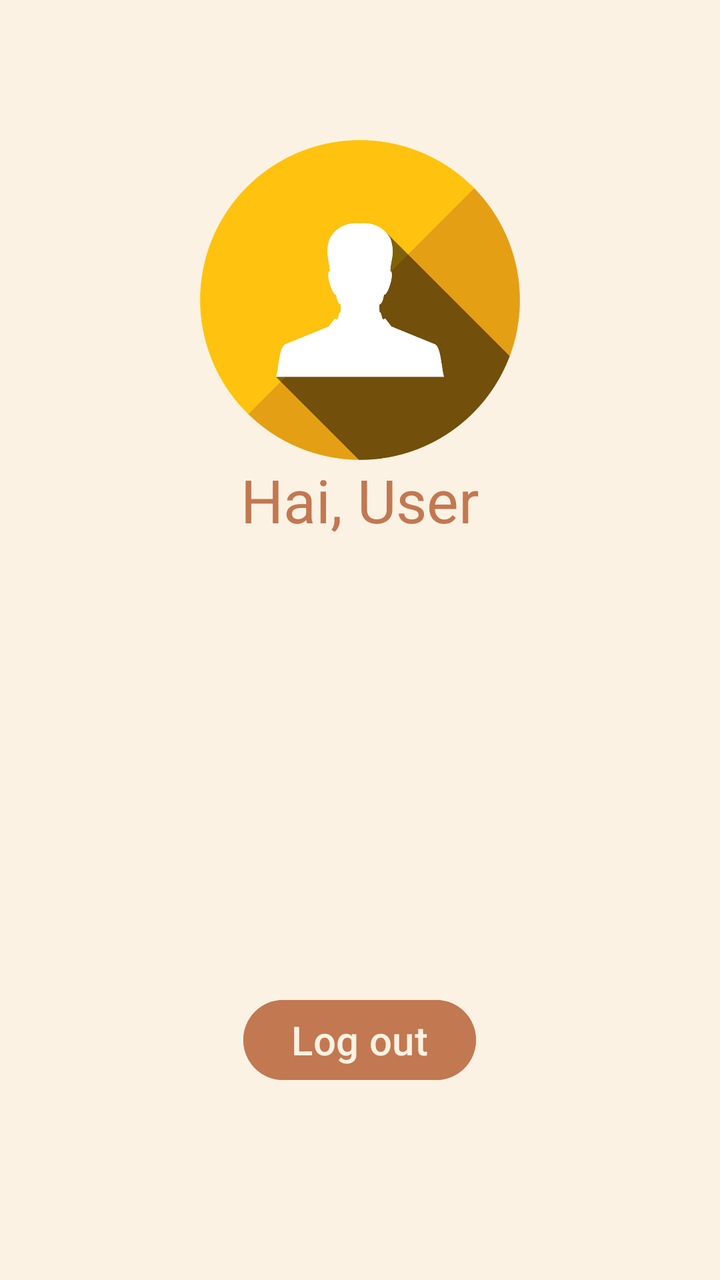
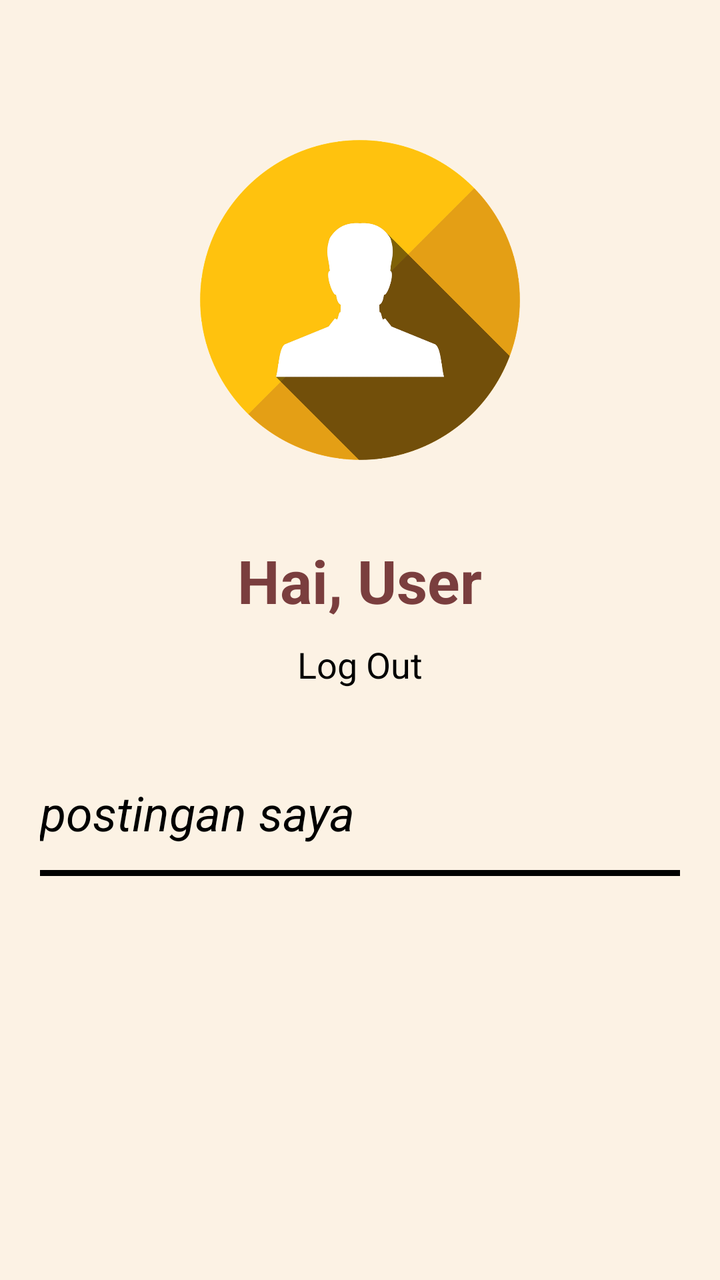

Two renders of the same Android screen: before a commit and after it. Below are the layout's source before the change and the commit's diff.
<!-- AndroidManifest.xml: application theme Theme.Food_Recipe_App -->
<!-- res/layout/fragment_profile_.xml -->
<?xml version="1.0" encoding="utf-8"?>
<FrameLayout xmlns:android="http://schemas.android.com/apk/res/android"
    xmlns:tools="http://schemas.android.com/tools"
    android:layout_width="match_parent"
    android:layout_height="match_parent"
    android:background="#fcf2e4"
    tools:context=".Profile_Fragment">

    <TextView
        android:id="@+id/TextViewUsername"
        android:layout_width="wrap_content"
        android:layout_height="wrap_content"
        android:layout_gravity="center"
        android:layout_marginTop="20dp"
        android:layout_marginBottom="90dp"
        android:text="Hai, User"
        android:textColor="#c27851"
        android:textSize="30dp" />

    <ImageView
        android:id="@+id/GambarProfil"
        android:layout_width="200dp"
        android:layout_height="200dp"
        android:layout_marginTop="50dp"
        android:layout_gravity="center_horizontal"
        android:src="@drawable/desaintanpa" />

    <Button
        android:id="@+id/BtnLogout"
        android:layout_width="wrap_content"
        android:layout_height="wrap_content"
        android:layout_gravity="center"
        android:layout_marginTop="200dp"
        android:backgroundTint="#c27851"
        android:text="Log out"
        android:textColor="#fcf2e4"
        android:textSize="20dp" />
</FrameLayout>
<!-- resources referenced by this layout -->
<resources>
  <!-- drawable desaintanpa: png bitmap (drawable, 99988 bytes) -->
  <style name="Theme.Food_Recipe_App" parent="Base.Theme.Food_Recipe_App" />
  <style name="Base.Theme.Food_Recipe_App" parent="Theme.Material3.DayNight.NoActionBar">
          
          
      </style>
</resources>

<!-- the commit's change to res/layout/fragment_profile_.xml (unified diff, before → after) -->
@@ -6,33 +6,65 @@
     android:background="#fcf2e4"
     tools:context=".Profile_Fragment">
 
+    
+    <ImageView
+        android:id="@+id/GambarProfil"
+        android:layout_width="200dp"
+        android:layout_height="200dp"
+        android:layout_gravity="center_horizontal"
+        android:layout_marginTop="50dp"
+        android:src="@drawable/desaintanpa" />
+
+    
     <TextView
         android:id="@+id/TextViewUsername"
         android:layout_width="wrap_content"
         android:layout_height="wrap_content"
-        android:layout_gravity="center"
-        android:layout_marginTop="20dp"
-        android:layout_marginBottom="90dp"
+        android:layout_gravity="center_horizontal"
+        android:layout_marginTop="270dp"
         android:text="Hai, User"
-        android:textColor="#c27851"
-        android:textSize="30dp" />
+        android:textColor="#7A3E3E"
+        android:textSize="30sp"
+        android:textStyle="bold" />
 
-    <ImageView
-        android:id="@+id/GambarProfil"
-        android:layout_width="200dp"
-        android:layout_height="200dp"
-        android:layout_marginTop="50dp"
-        android:layout_gravity="center_horizontal"
-        android:src="@drawable/desaintanpa" />
-
-    <Button
+    
+    <TextView
         android:id="@+id/BtnLogout"
         android:layout_width="wrap_content"
         android:layout_height="wrap_content"
-        android:layout_gravity="center"
-        android:layout_marginTop="200dp"
-        android:backgroundTint="#c27851"
-        android:text="Log out"
-        android:textColor="#fcf2e4"
-        android:textSize="20dp" />
+        android:layout_gravity="center_horizontal"
+        android:layout_marginTop="320dp"
+        android:text="Log Out"
+        android:textColor="#000000"
+        android:textSize="18sp" />
+
+    
+    <TextView
+        android:id="@+id/TxtPostingan"
+        android:layout_width="wrap_content"
+        android:layout_height="wrap_content"
+        android:layout_marginStart="20dp"
+        android:layout_marginTop="390dp"
+        android:text="postingan saya"
+        android:textColor="#000000"
+        android:textSize="24sp"
+        android:textStyle="italic" />
+
+    
+    <View
+        android:layout_width="match_parent"
+        android:layout_height="3dp"
+        android:layout_marginStart="20dp"
+        android:layout_marginTop="435dp"
+        android:layout_marginEnd="20dp"
+        android:background="#000000" />
+
+    
+    <androidx.recyclerview.widget.RecyclerView
+        android:id="@+id/recyclerPostingan"
+        android:layout_width="match_parent"
+        android:layout_height="match_parent"
+        android:layout_marginTop="450dp"
+        android:padding="20dp" />
+
 </FrameLayout>
